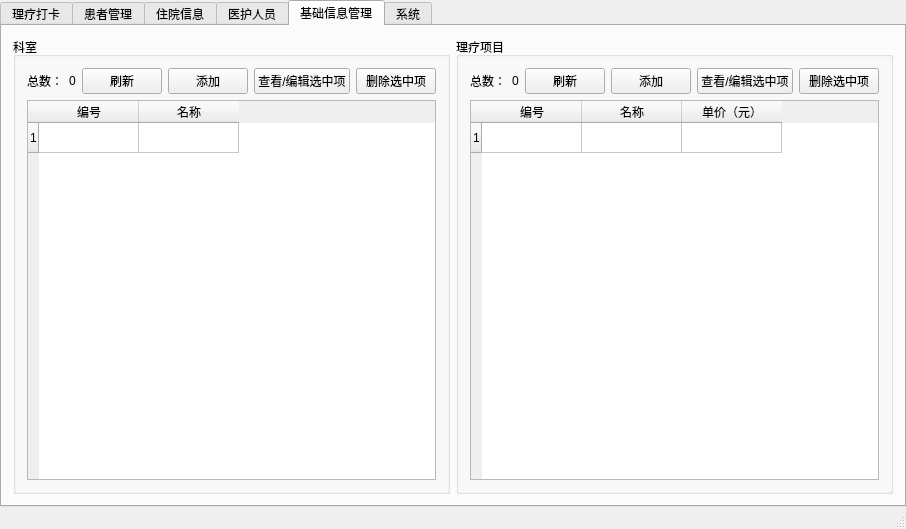
Old version of the form PhysioMgr/MainWindow.ui in the repository yuylong/PhysioMgr.
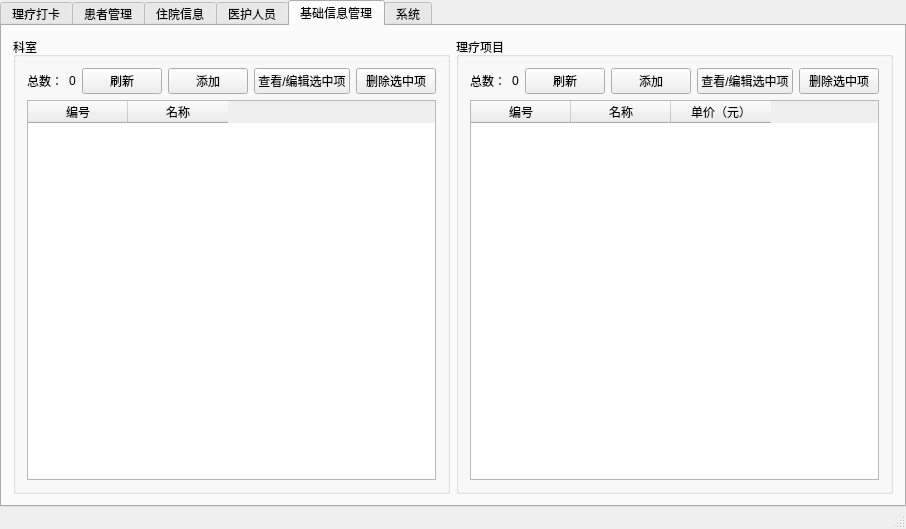
New version of the form. The open tabs and pages were chosen to show the change.

Commit message: Refine the GUI for Main Window.

```diff
--- a/PhysioMgr/MainWindow.ui
+++ b/PhysioMgr/MainWindow.ui
@@ -852,12 +852,17 @@
               <enum>QAbstractItemView::SelectRows</enum>
              </property>
              <property name="rowCount">
-              <number>1</number>
+              <number>0</number>
              </property>
              <property name="columnCount">
               <number>2</number>
              </property>
-             <row/>
+             <attribute name="horizontalHeaderHighlightSections">
+              <bool>false</bool>
+             </attribute>
+             <attribute name="horizontalHeaderMinimumSectionSize">
+              <number>40</number>
+             </attribute>
              <column>
               <property name="text">
                <string>编号</string>
@@ -950,12 +955,17 @@
               <enum>QAbstractItemView::SelectRows</enum>
              </property>
              <property name="rowCount">
-              <number>1</number>
+              <number>0</number>
              </property>
              <property name="columnCount">
               <number>3</number>
              </property>
-             <row/>
+             <attribute name="horizontalHeaderHighlightSections">
+              <bool>false</bool>
+             </attribute>
+             <attribute name="horizontalHeaderMinimumSectionSize">
+              <number>40</number>
+             </attribute>
              <column>
               <property name="text">
                <string>编号</string>
```
Left out of the diff: 17 changed lines with no effect on the pictures. The commit also changes 1 other file.
